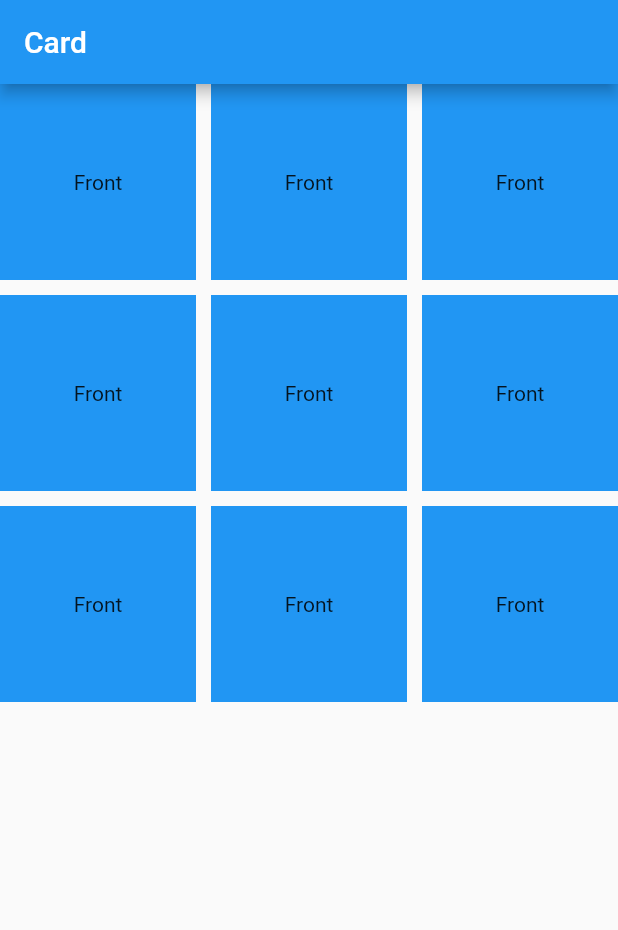
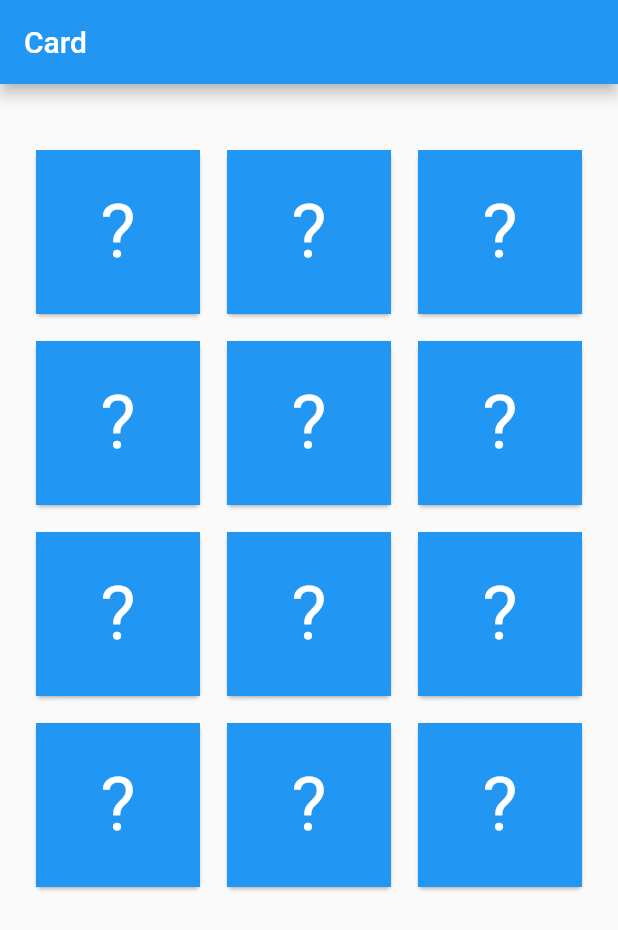
Before and after one commit to hunman89/memo_game, a Flutter app: the screen it shows after launch, on a phone screen of 412 x 824 dp. Shown: the top 930 px of the screen. Run offline on Flutter 3.47's test engine with Material 2 defaults, Android fonts, the phone set to English and light mode, and no system bars; drawn by our look-alikes of flip_card.

Commit message:
add. Filp card 직접 제작

```diff
--- /dev/null
+++ b/lib/components/back_card.dart
@@ -0,0 +1,25 @@
+import 'package:flutter/material.dart';
+
+class BackCard extends StatelessWidget {
+  final String simbol;
+  const BackCard({
+    super.key,
+    required this.simbol,
+  });
+
+  @override
+  Widget build(BuildContext context) {
+    return Container(
+      color: Colors.grey,
+      child: Center(
+        child: Text(
+          simbol,
+          style: const TextStyle(
+            fontSize: 50,
+            color: Colors.white,
+          ),
+        ),
+      ),
+    );
+  }
+}
--- /dev/null
+++ b/lib/components/filp_card.dart
@@ -0,0 +1,64 @@
+import 'dart:math';
+
+import 'package:flutter/material.dart';
+import 'package:memo_game/components/back_card.dart';
+import 'package:memo_game/components/front_card.dart';
+
+class FilpCard extends StatefulWidget {
+  final String simbol;
+  const FilpCard({
+    super.key,
+    required this.simbol,
+  });
+
+  @override
+  State<FilpCard> createState() => _FilpCardState();
+}
+
+class _FilpCardState extends State<FilpCard> with TickerProviderStateMixin {
+  late AnimationController _controller;
+  late Animation _animation;
+  AnimationStatus _status = AnimationStatus.dismissed;
+
+  void filp() {
+    if (_status == AnimationStatus.dismissed) {
+      _controller.forward();
+    } else {
+      _controller.reverse();
+    }
+  }
+
+  @override
+  void initState() {
+    super.initState();
+    _controller = AnimationController(
+        vsync: this, duration: const Duration(milliseconds: 500));
+    _animation = Tween(end: 1.0, begin: 0.0).animate(_controller)
+      ..addListener(() {
+        setState(() {});
+      })
+      ..addStatusListener((status) {
+        _status = status;
+      });
+  }
+
+  @override
+  Widget build(BuildContext context) {
+    return Transform(
+      alignment: FractionalOffset.center,
+      transform: Matrix4.identity()
+        ..setEntry(2, 1, 0.0015)
+        ..rotateY(pi * _animation.value),
+      child: GestureDetector(
+        onTap: filp,
+        child: Card(
+          child: _animation.value <= 0.5
+              ? const FrontCard()
+              : BackCard(
+                  simbol: widget.simbol,
+                ),
+        ),
+      ),
+    );
+  }
+}
--- /dev/null
+++ b/lib/components/front_card.dart
@@ -0,0 +1,21 @@
+import 'package:flutter/material.dart';
+
+class FrontCard extends StatelessWidget {
+  const FrontCard({super.key});
+
+  @override
+  Widget build(BuildContext context) {
+    return Container(
+      color: Colors.blue,
+      child: const Center(
+        child: Text(
+          '?',
+          style: TextStyle(
+            fontSize: 50,
+            color: Colors.white,
+          ),
+        ),
+      ),
+    );
+  }
+}
--- a/lib/main.dart
+++ b/lib/main.dart
@@ -1,5 +1,5 @@
-import 'package:flip_card/flip_card.dart';
 import 'package:flutter/material.dart';
+import 'package:memo_game/components/filp_card.dart';
 
 void main() {
   runApp(const MyApp());
@@ -26,31 +26,44 @@ class MyHomePage extends StatelessWidget {
 
   @override
   Widget build(BuildContext context) {
+    late List<String> simbols = [
+      "!",
+      "!",
+      "@",
+      "@",
+      "#",
+      "#",
+      "\$",
+      "\$",
+      "%",
+      "%",
+      "^",
+      "^",
+    ];
+    simbols.shuffle();
+
     return Scaffold(
       appBar: AppBar(
         title: const Text('Card'),
       ),
       body: GridView.builder(
-          gridDelegate: const SliverGridDelegateWithFixedCrossAxisCount(
-            crossAxisCount: 3,
-            mainAxisSpacing: 10.0,
-            crossAxisSpacing: 10.0,
-          ),
-          itemCount: 9,
-          itemBuilder: (BuildContext context, int index) {
-            return FlipCard(
-              fill: Fill.fillBack,
-              direction: FlipDirection.HORIZONTAL, // default
-              front: Container(
-                color: Colors.blue,
-                child: const Center(child: Text('Front')),
-              ),
-              back: Container(
-                color: Colors.red,
-                child: Center(child: Text('${index + 1}')),
-              ),
-            );
-          }),
+        padding: const EdgeInsets.symmetric(
+          vertical: 40,
+          horizontal: 20,
+        ),
+        itemCount: 12,
+        gridDelegate: const SliverGridDelegateWithFixedCrossAxisCount(
+          crossAxisCount: 3,
+          mainAxisSpacing: 10,
+          crossAxisSpacing: 10,
+          childAspectRatio: 1 / 1,
+        ),
+        itemBuilder: (context, index) {
+          return FilpCard(
+            simbol: simbols[index],
+          );
+        },
+      ),
     );
   }
 }
--- a/pubspec.yaml
+++ b/pubspec.yaml
@@ -34,7 +34,6 @@ dependencies:
   # The following adds the Cupertino Icons font to your application.
   # Use with the CupertinoIcons class for iOS style icons.
   cupertino_icons: ^1.0.2
-  flip_card: ^0.6.0
 
 dev_dependencies:
   flutter_test:
```
Also changed, not shown: pubspec.lock.
